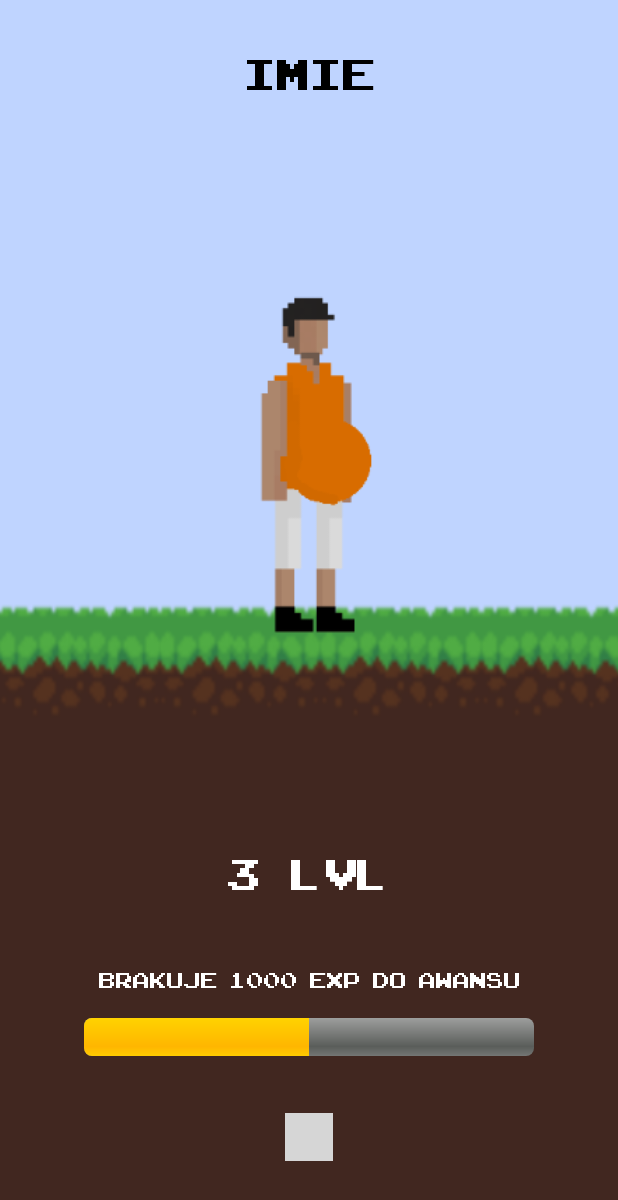
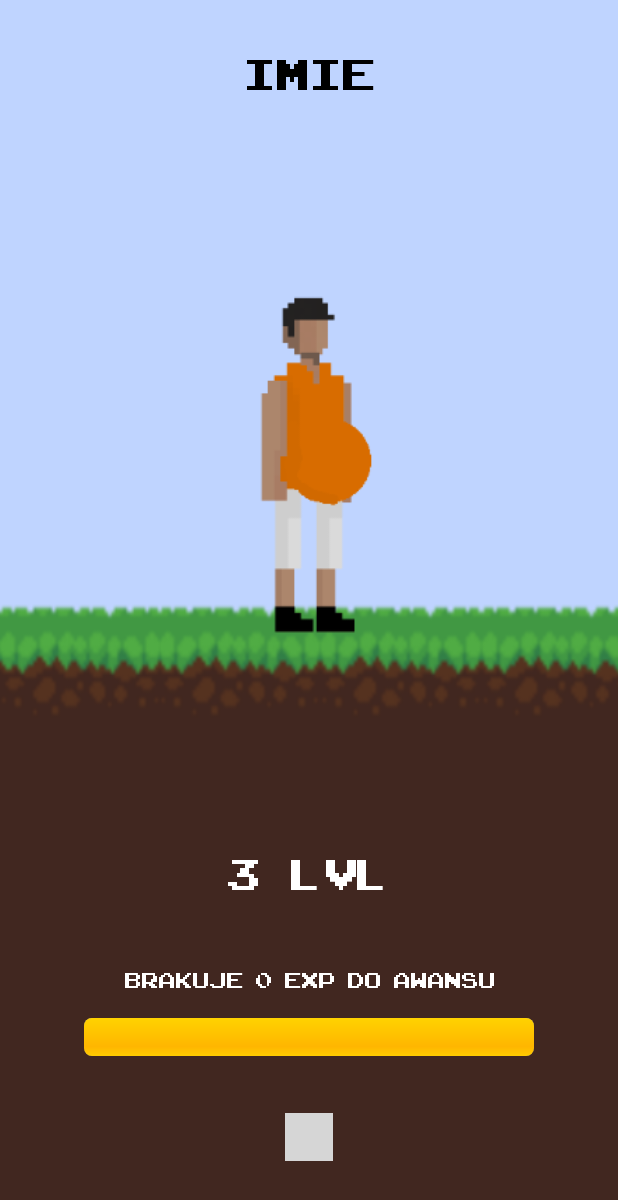
Before and after one commit to m-radzikowski/behealthy-mobile, an Android app: the HeroFragment screen opened directly, with no data from a screen before it, on a phone screen of 412 x 824 dp. Shown: the top 1200 px of the screen. Run offline under Robolectric (Android 15) with nearby library versions, the phone set to English and light mode, and no system bars; libraries missing offline, so code that uses them is left out: com.rd; plain views replace PageIndicatorView; 13 statements that could not run were skipped; grey boxes are pictures that could not be loaded.

Commit message:
fixed login, added sync, HUGE refactor

```diff
--- a/app/src/main/java/com/sample/behealthy/Fragments/HeroFragment.java
+++ b/app/src/main/java/com/sample/behealthy/Fragments/HeroFragment.java
@@ -1,20 +1,49 @@
 package com.sample.behealthy.Fragments;
 
+import android.annotation.SuppressLint;
 import android.os.Bundle;
 import android.support.v4.app.Fragment;
 import android.view.LayoutInflater;
 import android.view.View;
 import android.view.ViewGroup;
+import android.widget.ProgressBar;
 import android.widget.TextView;
 
 import com.sample.behealthy.R;
+import com.sample.behealthy.models.User;
 
 public class HeroFragment extends Fragment {
 
+	TextView nameTV;
+	TextView lvlTV;
+	TextView lvlProgressTV;
+	ProgressBar progressBar;
+
 	@Override
-	public View onCreateView(LayoutInflater inflater, ViewGroup container,
-	                         Bundle savedInstanceState) {
+	public View onCreateView(LayoutInflater inflater, ViewGroup container, Bundle savedInstanceState) {
 		View rootView = inflater.inflate(R.layout.fragment_hero, container, false);
+
+		nameTV = rootView.findViewById(R.id.name);
+		lvlTV = rootView.findViewById(R.id.level_title);
+		lvlProgressTV = rootView.findViewById(R.id.level_progres);
+		progressBar = rootView.findViewById(R.id.progressBar);
+
+		update();
+
 		return rootView;
 	}
+
+	@SuppressLint("DefaultLocale")
+	public void update() {
+		User currentData = User.Companion.getInstance(getActivity());
+
+		int until_level = (currentData.getLvl() + 1) * 1000;
+		int remaining = until_level - currentData.getExp();
+		int perecnt = 100 - (remaining == 0 ? 0 : remaining / 10);
+
+		nameTV.setText(currentData.getLogin());
+		lvlTV.setText(String.format("%d   LVL", currentData.getLvl()));
+		lvlProgressTV.setText(String.format("brakuje   %d   exp   do   awansu", remaining));
+		progressBar.setProgress(perecnt);
+	}
 }
--- a/app/src/main/java/com/sample/behealthy/Fragments/QuestsFragment.java
+++ b/app/src/main/java/com/sample/behealthy/Fragments/QuestsFragment.java
@@ -13,6 +13,7 @@ import com.sample.behealthy.R;
 import com.sample.behealthy.api.APIClient;
 import com.sample.behealthy.api.APIInterface;
 import com.sample.behealthy.models.Quest;
+import com.sample.behealthy.models.User;
 import com.sample.behealthy.widget.QuestArrayAdapter;
 
 import java.util.List;
@@ -41,14 +42,19 @@ public class QuestsFragment extends Fragment {
 		getDailyQuest(listview);
 	}
 
+	public void update() {
+		getDailyQuest(listview);
+	}
+
 	private void getDailyQuest(final ListView listView) {
-		Call<List<Quest>> dailQuestCall = apiInterface.getDailyQuest();
-		dailQuestCall.enqueue(new Callback<List<Quest>>() {
+		Call<List<Quest>> dailyQuestCall = apiInterface.getDailyQuest(User.Companion.getInstance(getActivity()).getId());
+		dailyQuestCall.enqueue(new Callback<List<Quest>>() {
 			@Override
 			public void onResponse(Call<List<Quest>> call, Response<List<Quest>> response) {
 				List<Quest> quests = response.body();
-				listView.setAdapter(new QuestArrayAdapter(getContext(), quests));
-				//listView.notifyAll();
+
+				if (quests != null && quests.size() > 0)
+					listView.setAdapter(new QuestArrayAdapter(getContext(), quests));
 			}
 
 			@Override
--- a/app/src/main/java/com/sample/behealthy/Fragments/ShopFragment.java
+++ b/app/src/main/java/com/sample/behealthy/Fragments/ShopFragment.java
@@ -33,6 +33,8 @@ public class ShopFragment extends Fragment {
 	LinearLayout goldLL;
 	TextView goldTV;
 	ImageView chestIV;
+	View countView;
+	TextView countTV;
 
 	APIInterface apiInterface;
 
@@ -40,8 +42,7 @@ public class ShopFragment extends Fragment {
 
 	@SuppressLint("SetTextI18n")
 	@Override
-	public View onCreateView(LayoutInflater inflater, ViewGroup container,
-	                         Bundle savedInstanceState) {
+	public View onCreateView(LayoutInflater inflater, ViewGroup container, Bundle savedInstanceState) {
 		View rootView = inflater.inflate(R.layout.fragment_shop, container, false);
 
 		// Setting up retrofit
@@ -57,41 +58,55 @@ public class ShopFragment extends Fragment {
 		});
 
 		goldTV = rootView.findViewById(R.id.gold_amount);
-		goldTV.setText(Integer.toString(User.Companion.getInstance(getActivity()).getGold()));
+		chestIV = rootView.findViewById(R.id.chest_icon);
+		countView = rootView.findViewById(R.id.chest_amount_shape);
+		countTV = rootView.findViewById(R.id.chest_amount);
 
-		chestIV = rootView.findViewById(R.id.chest_icon);
-		User user = User.Companion.getInstance(getContext());
-		if (user.getAvailableChests() > 0){
-		chestIV.setOnClickListener(new View.OnClickListener() {
-			@Override
-			public void onClick(View v) {
-				onChestClick();
-			}
-		});}else{
-			//TODO: Brak skrzyń, dać ładniejszą grafikę
-			chestIV.setImageDrawable(getResources().getDrawable(R.drawable.coin));
-			chestIV.setOnClickListener(null);
-		}
+		update();
 
-		// TODO:
+		// TODO
 		// add checking if user has any chests
 		// if not set chest to open state
 
 		return rootView;
 	}
 
-	private void updateChestState(boolean state) {
+	@SuppressLint("SetTextI18n")
+	public void update() {
+		User user = User.Companion.getInstance(getActivity());
+
+		goldTV.setText(Integer.toString(user.getGold()));
+		if (user.getAvailableChests() > 0) {
+			chestIV.setOnClickListener(new View.OnClickListener() {
+				@Override
+				public void onClick(View v) {
+					onChestClick();
+				}
+			});
+			countTV.setVisibility(View.VISIBLE);
+			countView.setVisibility(View.VISIBLE);
+		} else {
+			// TODO
+			// Brak skrzyń, dać ładniejszą grafikę
+			chestIV.setImageDrawable(getResources().getDrawable(R.drawable.coin));
+			chestIV.setOnClickListener(null);
+			countTV.setVisibility(View.INVISIBLE);
+			countView.setVisibility(View.INVISIBLE);
+		}
+	}
+
+	private void changeChestState(boolean state) {
 		chestOpened = state;
 		User user = User.Companion.getInstance(getContext());
-		if (user.getAvailableChests() > 0){
-		chestIV.setImageDrawable(getResources().getDrawable(chestOpened ?
-			R.drawable.chest_open : R.drawable.chest_closed));
-		}else {
-			//TODO: Brak skrzyń, dać ładniejszą grafikę
+		if (user.getAvailableChests() > 0) {
+			chestIV.setImageDrawable(getResources().getDrawable(chestOpened ?
+				R.drawable.chest_open : R.drawable.chest_closed));
+		} else {
+			//TODO
+			// Brak skrzyń, dać ładniejszą grafikę
 			chestIV.setImageDrawable(getResources().getDrawable(R.drawable.coin));
 			chestIV.setOnClickListener(null);
 		}
-
 	}
 
 	private void onGoldLayoutClick() {
@@ -107,12 +122,13 @@ public class ShopFragment extends Fragment {
 		newFragment.getDialog().setOnDismissListener(new DialogInterface.OnDismissListener() {
 			@Override
 			public void onDismiss(DialogInterface dialog) {
-				updateChestState(false);
+				changeChestState(false);
 				updateAmountOfGold();
 			}
 		});
 	}
 
+	@SuppressLint("SetTextI18n")
 	private void updateAmountOfGold() {
 		User user = User.Companion.getInstance(getContext());
 		if (goldTV != null) {
@@ -126,31 +142,31 @@ public class ShopFragment extends Fragment {
 			return;
 		}
 
-		updateChestState(true);
+		changeChestState(true);
 
-		// TODO:
+		// TODO
 		// add progressbar and add some delay to show functionality?
 
-		Call<Gold> chestOpenCall = apiInterface.getChestReward();
+		Call<Gold> chestOpenCall = apiInterface.getChestReward(User.Companion.getInstance(getActivity()).getId());
 		chestOpenCall.enqueue(new Callback<Gold>() {
 			@Override
 			public void onResponse(Call<Gold> call, Response<Gold> response) {
 				Toast.makeText(getContext(), response.message(), Toast.LENGTH_SHORT).show();
 				User user = User.Companion.getInstance(getContext());
 				Gold gold = response.body();
-				if (gold != null){
-					//TODO Brak monet, dorobić odpowiednie sprawdzanie
+
+				if (gold != null) {
+					//TODO
+					// Brak monet, dorobić odpowiednie sprawdzanie
 					user.setGold(user.getGold() + gold.getGold());
 					showRewardDialog();
 				}
 
-
-				if(user.getAvailableChests() > 0){
-					// TODO:
+				if (user.getAvailableChests() > 0) {
+					// TODO
 					// add checking if user has any chests
 					// if yes set chest to closed state
 				}
-
 			}
 
 			@Override
@@ -159,7 +175,7 @@ public class ShopFragment extends Fragment {
 				call.cancel();
 
 				// we failed to open chest so the option should be available
-				updateChestState(false);
+				changeChestState(false);
 			}
 		});
 	}
--- a/app/src/main/java/com/sample/behealthy/MainActivity.java
+++ b/app/src/main/java/com/sample/behealthy/MainActivity.java
@@ -1,40 +1,62 @@
 package com.sample.behealthy;
 
 import android.os.Bundle;
+import android.os.Handler;
+import android.os.Looper;
 import android.support.v4.app.Fragment;
 import android.support.v4.app.FragmentActivity;
 import android.support.v4.app.FragmentManager;
 import android.support.v4.app.FragmentPagerAdapter;
 import android.support.v4.view.ViewPager;
+import android.support.v4.widget.SwipeRefreshLayout;
+import android.widget.Toast;
 
 import com.rd.PageIndicatorView;
 import com.sample.behealthy.Fragments.HeroFragment;
 import com.sample.behealthy.Fragments.QuestsFragment;
 import com.sample.behealthy.Fragments.ShopFragment;
+import com.sample.behealthy.api.APIClient;
+import com.sample.behealthy.api.APIInterface;
+import com.sample.behealthy.models.SyncData;
+import com.sample.behealthy.models.User;
+
+import retrofit2.Call;
+import retrofit2.Callback;
+import retrofit2.Response;
 
 public class MainActivity extends FragmentActivity {
 
+	public static int HERO_FRAGMENT_NUMBER = 1;
+
 	AppSectionsPagerAdapter mAppSectionsPagerAdapter;
 	PageIndicatorView pageIndicatorView;
+	SwipeRefreshLayout mySwipeRefreshLayout;
 	ViewPager mViewPager;
-	public static int HERO_FRAGMENT_NUMBER = 1;
+	APIInterface apiInterface;
 
 	public void onCreate(Bundle savedInstanceState) {
 		super.onCreate(savedInstanceState);
 		setContentView(R.layout.activity_main);
 
+		// Setting up retrofit
+		apiInterface = APIClient.getClient().create(APIInterface.class);
+
+		// Setting up view
 		mAppSectionsPagerAdapter = new AppSectionsPagerAdapter(getSupportFragmentManager());
 
-		mViewPager = (ViewPager) findViewById(R.id.pager);
+		mViewPager = findViewById(R.id.pager);
 		mViewPager.setAdapter(mAppSectionsPagerAdapter);
-		mViewPager.setOnPageChangeListener(new ViewPager.SimpleOnPageChangeListener() {
-			@Override
-			public void onPageSelected(int position) {
-				// TODO:
-				//actionBar.setSelectedNavigationItem(position);
+		mViewPager.setCurrentItem(HERO_FRAGMENT_NUMBER);
+
+		mySwipeRefreshLayout = findViewById(R.id.swiperefresh);
+		mySwipeRefreshLayout.setOnRefreshListener(
+			new SwipeRefreshLayout.OnRefreshListener() {
+				@Override
+				public void onRefresh() {
+					refreshUserData();
+				}
 			}
-		});
-		mViewPager.setCurrentItem(HERO_FRAGMENT_NUMBER);
+		);
 
 		pageIndicatorView = findViewById(R.id.pageIndicatorView);
 		pageIndicatorView.setCount(3);
@@ -42,8 +64,35 @@ public class MainActivity extends FragmentActivity {
 		pageIndicatorView.setViewPager(mViewPager);
 	}
 
+	private void refreshUserData() {
+		Call<SyncData> syncDataCall = apiInterface.getSyncData(User.Companion.getInstance(getApplication()).getId());
+		syncDataCall.enqueue(new Callback<SyncData>() {
+			@Override
+			public void onResponse(Call<SyncData> call, Response<SyncData> response) {
+				// TODO
+				// show response data and update views
+				mySwipeRefreshLayout.setRefreshing(false);
+
+				// TODO:
+				// add eventbuss event
+
+				//((ShopFragment)mAppSectionsPagerAdapter.getItem(0)).update(getApplicationContext());
+				//((HeroFragment)mAppSectionsPagerAdapter.getItem(1)).update(getApplicationContext());
+				//((QuestsFragment)mAppSectionsPagerAdapter.getItem(2)).update();
+
+				Toast.makeText(getApplication(), "Sync succeded", Toast.LENGTH_SHORT).show();
+			}
+
+			@Override
+			public void onFailure(Call<SyncData> call, Throwable t) {
+				call.cancel();
+				mySwipeRefreshLayout.setRefreshing(false);
+				Toast.makeText(getApplication(), "Sync failed", Toast.LENGTH_SHORT).show();
+			}
+		});
+	}
+
 	public static class AppSectionsPagerAdapter extends FragmentPagerAdapter {
-
 		AppSectionsPagerAdapter(FragmentManager fm) {
 			super(fm);
 		}
--- a/app/src/main/java/com/sample/behealthy/api/APIInterface.java
+++ b/app/src/main/java/com/sample/behealthy/api/APIInterface.java
@@ -5,6 +5,7 @@ import com.sample.behealthy.models.Coupon;
 import com.sample.behealthy.models.Gold;
 import com.sample.behealthy.models.Mission;
 import com.sample.behealthy.models.Quest;
+import com.sample.behealthy.models.SyncData;
 import com.sample.behealthy.models.User;
 
 import java.util.List;
@@ -18,32 +19,30 @@ import retrofit2.http.Query;
 
 public interface APIInterface {
 
-	@GET("/api/quests")
-	Call<Quest> getQuests();
-
-	@GET("/user/1/quest/daily")
-	Call<List<Quest>> getDailyQuest();
-
-	@GET("/api/missions")
-	Call<Mission> getMissions();
+	@GET("/user/{u_id}/quest/daily")
+	Call<List<Quest>> getDailyQuest(@Path("u_id") Integer userId);
 
 	@Headers({"Accept: application/json"})
-	@POST("/user/1/chest/open")
-	Call<Gold> getChestReward();
+	@POST("/user/{u_id}/chest/open")
+	Call<Gold> getChestReward(@Path("u_id") Integer userId);
 
 	@Headers({"Accept: application/json"})
-	@GET("/user/1/coupon/available")
-	Call<List<Coupon>> getAvailableCoupons();
+	@GET("/user/{u_id}/coupon/available")
+	Call<List<Coupon>> getAvailableCoupons(@Path("u_id") Integer userId);
 
 	@Headers({"Accept: application/json"})
-	@GET("/user/1/coupon/my")
-	Call<List<Coupon>> getMyCoupons();
+	@GET("/user/{u_id}/coupon/my")
+	Call<List<Coupon>> getMyCoupons(@Path("u_id") Integer userId);
 
 	@Headers({"Accept: application/json"})
-	@POST("/user/1/coupon/{id}/buy")
-	Call<Coupon> buyCoupon(@Path("id") Integer couponId);
+	@POST("/user/{u_id}/coupon/{id}/buy")
+	Call<Coupon> buyCoupon(@Path("id") Integer couponId, @Path("u_id") Integer userId);
 
-	@Headers("Content-Type: application/json")
+	@Headers({"Accept: application/json"})
 	@GET("/login")
-	Call<User> getUser(@Query("login") String username, @Query("password") String password);
+	Call<SyncData> getUser(@Query("login") String username, @Query("password") String password);
+
+	@Headers({"Accept: application/json"})
+	@GET("/user/{u_id}/sync")
+	Call<SyncData> getSyncData(@Path("u_id") Integer userId);
 }
--- /dev/null
+++ b/app/src/main/java/com/sample/behealthy/models/Changes.kt
@@ -0,0 +1,4 @@
+package com.sample.behealthy.models
+
+data class Changes(var addedLvl: Int,
+                   var addedExp: Int)
--- /dev/null
+++ b/app/src/main/java/com/sample/behealthy/models/SyncData.kt
@@ -0,0 +1,4 @@
+package com.sample.behealthy.models
+
+data class SyncData(var user: User,
+                    var changes: Changes)
--- a/app/src/main/java/com/sample/behealthy/models/User.kt
+++ b/app/src/main/java/com/sample/behealthy/models/User.kt
@@ -7,7 +7,9 @@ data class User(var id: Int,
                 var password: String,
                 var endoId: Int,
                 var availableChests: Int,
-                var gold: Int) {
+                var gold: Int,
+                var exp: Int,
+                var lvl: Int) {
     companion object {
         private var instance: User? = null
 
--- a/app/src/main/java/com/sample/behealthy/widget/MobileArrayAdapter.java
+++ b/app/src/main/java/com/sample/behealthy/widget/MobileArrayAdapter.java
@@ -29,9 +29,9 @@ public class MobileArrayAdapter extends ArrayAdapter<Coupon> {
 			.getSystemService(Context.LAYOUT_INFLATER_SERVICE);
 
 		View rowView = inflater.inflate(R.layout.list_item, parent, false);
-		TextView textView = (TextView) rowView.findViewById(R.id.firstLine);
-		TextView secondLine = (TextView) rowView.findViewById(R.id.secondLine);
-		ImageView imageView = (ImageView) rowView.findViewById(R.id.icon);
+		TextView textView = rowView.findViewById(R.id.firstLine);
+		TextView secondLine = rowView.findViewById(R.id.secondLine);
+		ImageView imageView = rowView.findViewById(R.id.icon);
 
 		textView.setText(values.get(position).getTitle());
 		secondLine.setText(Integer.toString(values.get(position).getGold()));
--- a/app/src/main/res/layout/activity_login.xml
+++ b/app/src/main/res/layout/activity_login.xml
@@ -33,7 +33,7 @@
             android:ems="10"
             android:fontFamily="@font/arcadeclassic"
             android:inputType="textPersonName"
-            android:text="tester" />
+            android:text="maciej" />
 
         <EditText
             android:id="@+id/password_edit"
--- a/app/src/main/res/layout/activity_main.xml
+++ b/app/src/main/res/layout/activity_main.xml
@@ -5,13 +5,25 @@
     android:layout_width="match_parent"
     android:layout_height="match_parent">
 
+    <android.support.v4.widget.SwipeRefreshLayout
+        android:id="@+id/swiperefresh"
+        android:layout_width="match_parent"
+        android:layout_height="match_parent">
+
         <android.support.v4.view.ViewPager
             android:id="@+id/pager"
             android:layout_width="match_parent"
-    android:layout_height="match_parent"/>
+            android:layout_height="match_parent" />
+
+    </android.support.v4.widget.SwipeRefreshLayout>
 
         <com.rd.PageIndicatorView
             android:id="@+id/pageIndicatorView"
+            android:layout_width="wrap_content"
+            android:layout_height="wrap_content"
+            android:layout_alignParentBottom="true"
+            android:layout_centerHorizontal="true"
+            android:layout_marginBottom="50dp"
             app:piv_animationType="scale"
             app:piv_dynamicCount="true"
             app:piv_interactiveAnimation="true"
@@ -19,10 +31,5 @@
             app:piv_unselectedColor="#FBD705"
             app:piv_viewPager="@id/pager"
             attrs:piv_padding="20dp"
-        attrs:piv_radius="10dp"
-        android:layout_width="wrap_content"
-        android:layout_height="wrap_content"
-        android:layout_centerHorizontal="true"
-        android:layout_alignParentBottom="true"
-        android:layout_marginBottom="50dp"/>
+            attrs:piv_radius="10dp" />
 </RelativeLayout>
--- a/app/src/main/res/layout/fragment_hero.xml
+++ b/app/src/main/res/layout/fragment_hero.xml
@@ -5,7 +5,7 @@
     android:background="@drawable/background">
 
     <TextView
-        android:id="@+id/gold_amount"
+        android:id="@+id/name"
         android:layout_width="match_parent"
         android:layout_height="wrap_content"
         android:textAlignment="center"
@@ -56,7 +56,7 @@
         android:layout_width="300dp"
         android:layout_height="25dp"
         android:layout_gravity="bottom|center_horizontal"
-        android:progress="50"
+        android:progress="0"
         android:layout_marginBottom="120dp"/>
 
 
```
Also changed, not shown: app/src/main/java/com/sample/behealthy/Dialogs/RewardDialog.java (+3 -17 lines), app/src/main/java/com/sample/behealthy/Dialogs/ShopDialog.java (+37 -48 lines), app/src/main/java/com/sample/behealthy/LoginActivity.java (+10 -6 lines), app/src/main/java/com/sample/behealthy/widget/QuestArrayAdapter.java (+6 -2 lines). Lines whose indentation alone changed are shown as unchanged.
